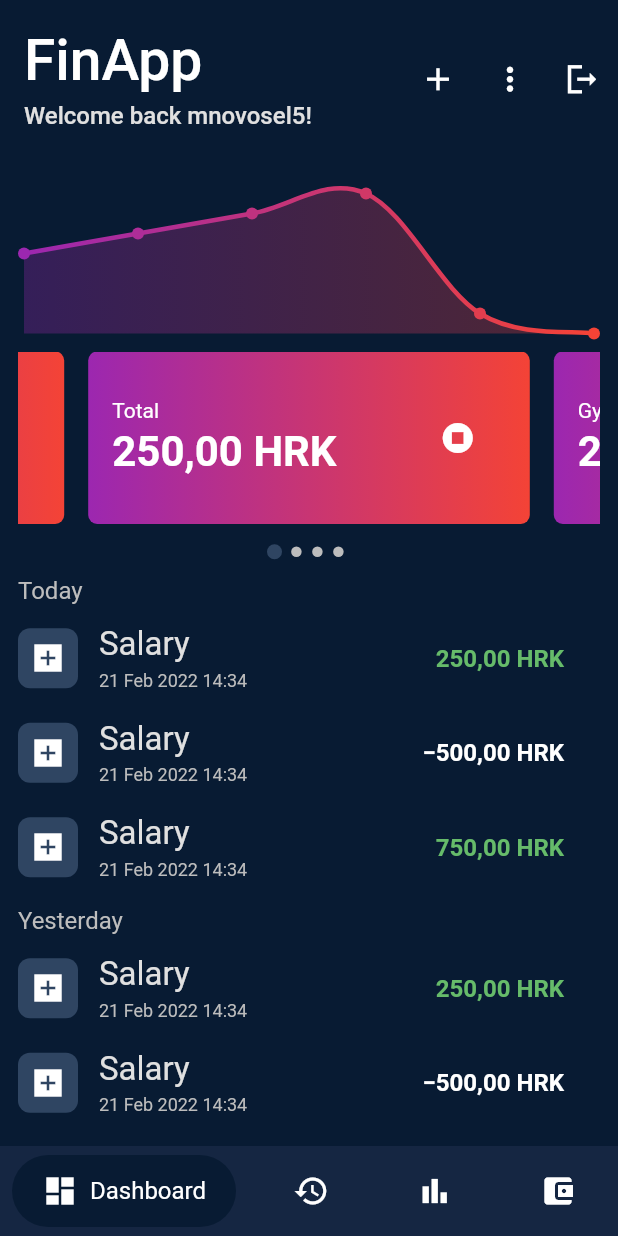
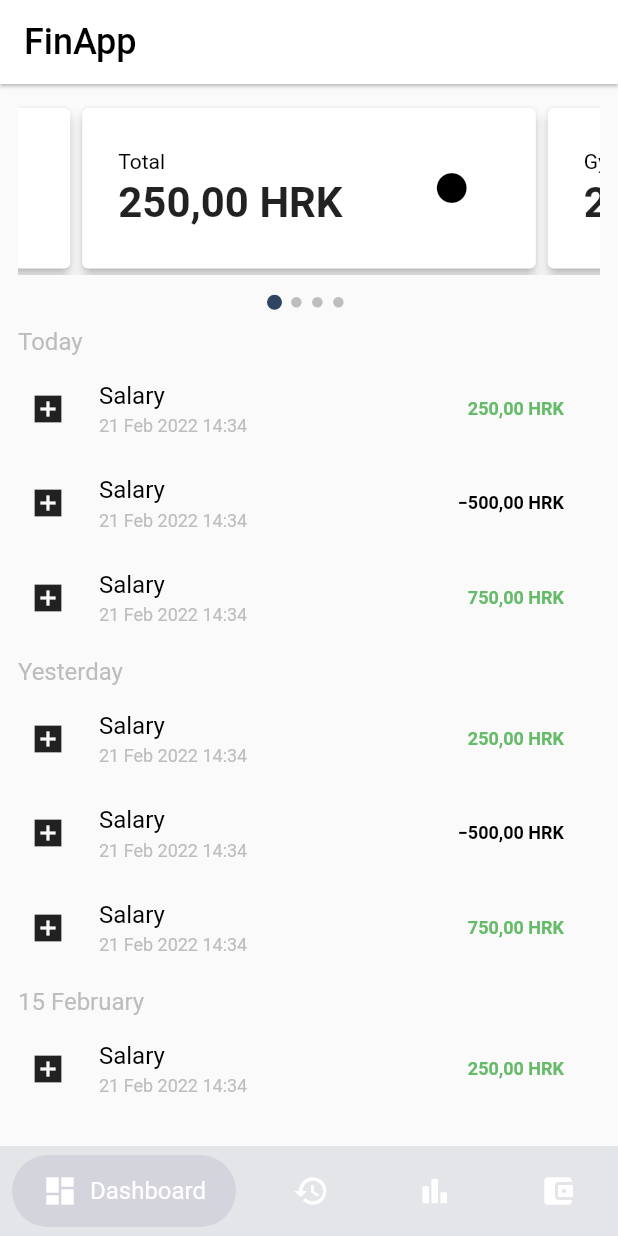
Before and after one commit to MatijaNovosel/avarice-mobile, a Flutter app: the screen it shows after launch, on a phone screen of 412 x 824 dp. Run offline on Flutter 3.47's test engine with Material 2 defaults, Android fonts, the phone set to English and light mode, and no system bars; drawn by our look-alikes of carousel_slider, fl_chart, google_nav_bar; our stand-ins replace dio, flutter_login, flutter_spinkit, shared_preferences, syncfusion_flutter_datagrid; missing offline and left inert: jwt_decode.

```diff
--- a/finapp/lib/main.dart
+++ b/finapp/lib/main.dart
@@ -5,20 +5,9 @@ import 'package:finapp/views/dashboard.dart';
 import 'package:flutter/material.dart';
 import 'package:flutter/services.dart';
 import 'package:google_nav_bar/google_nav_bar.dart';
-import 'package:sqflite/sqflite.dart';
-import 'package:path/path.dart';
 
 Future<void> main() async {
   WidgetsFlutterBinding.ensureInitialized();
-  final database = openDatabase(
-    join(await getDatabasesPath(), 'database.db'),
-    onCreate: (db, version) {
-      return db.execute(
-        'CREATE TABLE accounts(id INTEGER PRIMARY KEY, description TEXT, amount REAL)',
-      );
-    },
-    version: 1,
-  );
   /*
 
     final SharedPreferences prefs = await SharedPreferences.getInstance();
@@ -47,11 +36,6 @@ Future<void> main() async {
       theme: ThemeData(
         brightness: Brightness.light,
       ),
-      darkTheme: ThemeData(
-        brightness: Brightness.dark,
-        scaffoldBackgroundColor: Color(0xFF081B33),
-      ),
-      themeMode: ThemeMode.dark,
       // home: tokenValid ? MainScreen() : Login(),
       home: MainScreen(),
     ),
@@ -77,9 +61,8 @@ class MainScreenState extends State<MainScreen> {
 
     return Scaffold(
       appBar: AppBar(
-        toolbarHeight: 105,
-        backgroundColor: Color(0x121212),
-        elevation: 0.0,
+        backgroundColor: Colors.white,
+        elevation: 1,
         actions: [
           IconButton(
             icon: Icon(Icons.add),
@@ -97,37 +80,17 @@ class MainScreenState extends State<MainScreen> {
             onPressed: () {},
           ),
         ],
-        title: Row(
-          children: [
-            Column(
-              crossAxisAlignment: CrossAxisAlignment.start,
-              children: [
-                Text(
-                  "FinApp",
-                  style: TextStyle(
-                    fontSize: 38,
-                  ),
-                ),
-                Padding(
-                  padding: const EdgeInsets.only(
-                    top: 4.0,
-                  ),
-                  child: Text(
-                    "Welcome back mnovosel5!",
-                    style: TextStyle(
-                      fontSize: 16,
-                      color: Colors.grey[300],
-                    ),
-                  ),
-                ),
-              ],
-            ),
-          ],
+        title: Text(
+          "FinApp",
+          style: TextStyle(
+            fontSize: 24,
+            color: Colors.black,
+          ),
         ),
       ),
       bottomNavigationBar: Container(
         decoration: BoxDecoration(
-          color: Color(0xFF152642),
+          color: Color.fromARGB(255, 227, 229, 232),
         ),
         child: SafeArea(
           child: Padding(
@@ -138,7 +101,7 @@ class MainScreenState extends State<MainScreen> {
             child: GNav(
               gap: 8,
               activeColor: Colors.white,
-              backgroundColor: Color(0xFF152642),
+              backgroundColor: Color.fromARGB(255, 227, 229, 232),
               iconSize: 24,
               textStyle: TextStyle(
                 fontSize: 16,
@@ -151,7 +114,7 @@ class MainScreenState extends State<MainScreen> {
               duration: Duration(
                 milliseconds: 400,
               ),
-              tabBackgroundColor: Color(0xFF081B33),
+              tabBackgroundColor: Color.fromARGB(255, 212, 212, 220),
               color: Colors.white,
               tabs: [
                 GButton(
@@ -183,7 +146,12 @@ class MainScreenState extends State<MainScreen> {
           ),
         ),
       ),
-      body: _children[_currentIndex],
+      body: Padding(
+        child: _children[_currentIndex],
+        padding: EdgeInsets.only(
+          top: 12,
+        ),
+      ),
     );
   }
 }
--- a/finapp/lib/views/dashboard.dart
+++ b/finapp/lib/views/dashboard.dart
@@ -139,9 +139,6 @@ class _DashboardState extends State<Dashboard> {
       child: Column(
         crossAxisAlignment: CrossAxisAlignment.start,
         children: [
-          HistoryTotalChart(
-            history: _history[_index],
-          ),
           Column(
             children: [
               CarouselSlider(
@@ -161,9 +158,6 @@ class _DashboardState extends State<Dashboard> {
                       builder: (BuildContext context) {
                         return CurrentAmountCard(
                           account: account,
-                          gradient: true,
-                          gradientFrom: Colors.purple,
-                          gradientTo: Colors.red,
                           height: 135,
                           width: MediaQuery.of(context).size.width,
                           margin: 8.0,
--- a/finapp/lib/widgets/currentAmountCard.dart
+++ b/finapp/lib/widgets/currentAmountCard.dart
@@ -49,7 +49,9 @@ class _CurrentAmountCardState extends State<CurrentAmountCard> {
 
   @override
   Widget build(BuildContext context) {
-    return Container(
+    return Card(
+      elevation: 3,
+      child: Container(
         width: widget.width ?? null,
         height: widget.height ?? 55,
         margin: EdgeInsets.symmetric(
@@ -78,7 +80,7 @@ class _CurrentAmountCardState extends State<CurrentAmountCard> {
                     ),
                     child: Icon(
                       widget.icon,
-                    color: Colors.white,
+                      color: Colors.black,
                     ),
                   )
                 : Padding(
@@ -97,7 +99,7 @@ class _CurrentAmountCardState extends State<CurrentAmountCard> {
                       widget.account.description,
                       style: TextStyle(
                         fontSize: 14,
-                      color: Colors.white,
+                        color: Colors.black,
                       ),
                     ),
                   ),
@@ -121,8 +123,8 @@ class _CurrentAmountCardState extends State<CurrentAmountCard> {
                       right: 24.0,
                     ),
                     child: IconButton(
-                    icon: _visible ? Icon(Icons.stop_circle) : Icon(Icons.panorama_fish_eye),
-                    color: Colors.white,
+                      icon: _visible ? Icon(Icons.circle) : Icon(Icons.panorama_fish_eye),
+                      color: Colors.black,
                       onPressed: () {
                         setState(() {
                           _visible = !_visible;
@@ -132,6 +134,7 @@ class _CurrentAmountCardState extends State<CurrentAmountCard> {
                   ),
           ],
         ),
+      ),
     );
   }
 }
--- a/finapp/lib/widgets/transactionCard.dart
+++ b/finapp/lib/widgets/transactionCard.dart
@@ -51,7 +51,6 @@ class _ChangeCardState extends State<TransactionCardWidget> {
                         .first),
                     padding: const EdgeInsets.all(8),
                     decoration: BoxDecoration(
-                      color: Color(0xFF2F4562),
                       borderRadius: BorderRadius.circular(8),
                     ),
                   ),
@@ -63,8 +62,8 @@ class _ChangeCardState extends State<TransactionCardWidget> {
                     Text(
                       widget.transaction.description,
                       style: TextStyle(
-                        fontSize: 22,
-                        color: Colors.grey[300],
+                        fontSize: 16,
+                        color: Colors.black,
                       ),
                     ),
                     Padding(
@@ -88,9 +87,9 @@ class _ChangeCardState extends State<TransactionCardWidget> {
                   ? formatHrk(widget.transaction.amount)
                   : "${widget.transaction.amount.toStringAsFixed(2)} HRK".replaceAll(new RegExp(r'[0-9]'), '*'),
               style: TextStyle(
-                fontSize: 16,
+                fontSize: 12,
                 fontWeight: FontWeight.bold,
-                color: widget.transaction.expense == true ? Colors.white : Colors.green[400],
+                color: widget.transaction.expense == true ? Colors.black : Colors.green[400],
               ),
             ),
           ],
--- a/finapp/pubspec.yaml
+++ b/finapp/pubspec.yaml
@@ -1,10 +1,8 @@
 name: finapp
 description: App for managing finances.
 version: 1.0.0+1
-
 environment:
   sdk: ">=2.7.0 <3.0.0"
-
 dependencies:
   flutter:
     sdk: flutter
@@ -21,13 +19,10 @@ dependencies:
   lazy_load_scrollview: ^1.3.0
   flutter_launcher_icons: "^0.8.0"
   carousel_slider: ^4.0.0
-  sqflite:
-
 flutter_icons:
   android: "launcher_icon"
   ios: true
   image_path: "assets/icon/icon.png"
-
 flutter:
   uses-material-design: true
   assets:
```
Also changed, not shown: finapp/pubspec.lock, 3 other files. Lines whose indentation alone changed are shown as unchanged.
